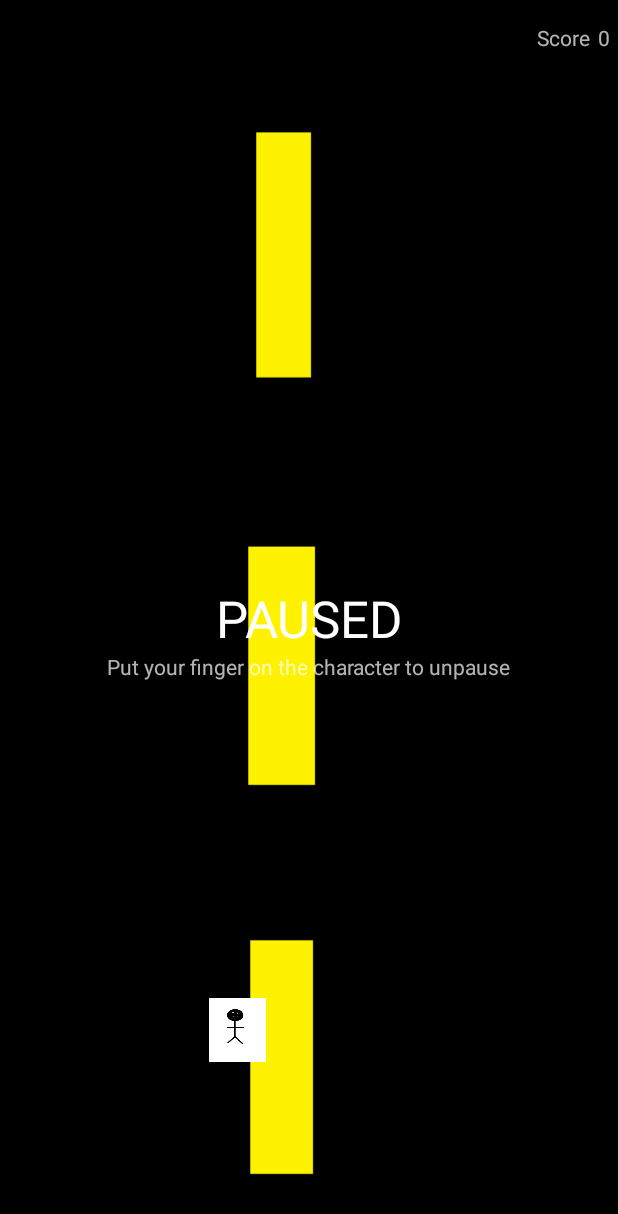
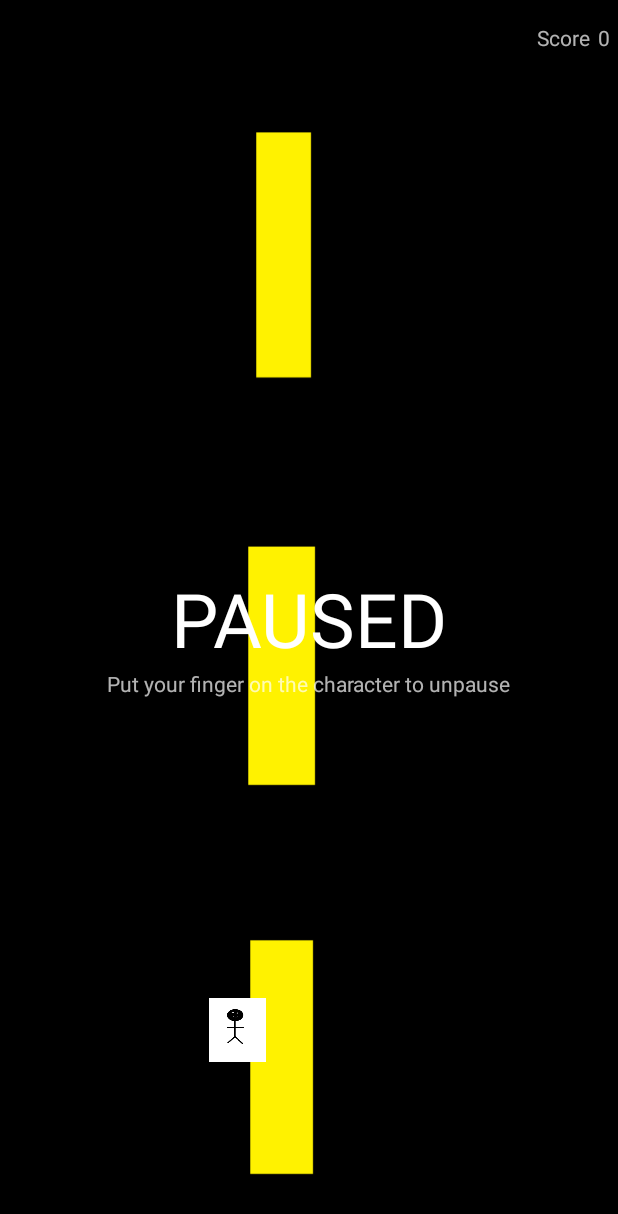
Before and after one commit to JoseMagIII/Sibat, an Android app: the screen it shows after launch (MainActivity), on a phone screen of 412 x 824 dp. Shown: the top 1214 px of the screen. Run offline under Robolectric (Android 15) with nearby library versions, the phone set to English and light mode, and no system bars.

Commit message:
Almost finished

```diff
--- a/app/src/main/java/com/mobdeve/project/sibat/Constants.java
+++ b/app/src/main/java/com/mobdeve/project/sibat/Constants.java
@@ -1,6 +1,7 @@
 package com.mobdeve.project.sibat;
 
 import android.content.SharedPreferences;
+import android.widget.Button;
 import android.widget.TextView;
 
 public class Constants {
@@ -14,5 +15,8 @@ public class Constants {
     public static SharedPreferences SP;
     public static int HIGHSCORE;
     public static TextView HIGHSCORETEXT;
+    public static Button RESTART;
+    public static Button QUIT;
+
 
 }
--- a/app/src/main/java/com/mobdeve/project/sibat/MainActivity.java
+++ b/app/src/main/java/com/mobdeve/project/sibat/MainActivity.java
@@ -6,13 +6,17 @@ import android.content.SharedPreferences;
 import android.os.Bundle;
 import android.preference.PreferenceManager;
 import android.util.DisplayMetrics;
+import android.view.View;
 import android.view.WindowManager;
+import android.widget.Button;
 import android.widget.TextView;
 
 public class MainActivity extends AppCompatActivity {
 
     private SharedPreferences sp;
     private SharedPreferences.Editor spEditor;
+    private Button restartBtn, quitBtn;
+    private GameView gameView;
 
     @Override
     protected void onCreate(Bundle savedInstanceState) {
@@ -39,8 +43,29 @@ public class MainActivity extends AppCompatActivity {
         Constants.SCORETEXT = (TextView) this.findViewById(R.id.score_tv);
         Constants.INSTRUCTIONS = (TextView) this.findViewById(R.id.instructions_tv);
         Constants.HIGHSCORETEXT = (TextView) this.findViewById(R.id.highscoretext_tv);
+        Constants.RESTART = (Button) this.findViewById(R.id.restart_btn);
+        Constants.QUIT = (Button) this.findViewById(R.id.quit_btn);
 
+        restartBtn = this.findViewById(R.id.restart_btn);
+        gameView = this.findViewById(R.id.gameView);
+        quitBtn = this.findViewById(R.id.quit_btn);
+
+        restartBtn.setOnClickListener(new View.OnClickListener() {
+            @Override
+            public void onClick(View v) {
+                gameView.reset();
+            }
+        });
+
+        quitBtn.setOnClickListener(new View.OnClickListener() {
+            @Override
+            public void onClick(View v) {
+                finish();
+                System.exit(0);
+            }
+        });
     }
+
 
     @Override
     protected void onDestroy() {
--- a/app/src/main/res/layout/activity_main.xml
+++ b/app/src/main/res/layout/activity_main.xml
@@ -27,7 +27,7 @@
         android:layout_height="wrap_content"
         android:text="PAUSED"
         android:textColor="#FFFFFF"
-        android:textSize="34sp"
+        android:textSize="50sp"
         app:layout_constraintBottom_toBottomOf="parent"
         app:layout_constraintEnd_toEndOf="parent"
         app:layout_constraintStart_toStartOf="parent"
@@ -83,4 +83,26 @@
         app:layout_constraintStart_toStartOf="parent"
         app:layout_constraintTop_toBottomOf="@+id/instructions_tv" />
 
+    <Button
+        android:id="@+id/restart_btn"
+        android:layout_width="wrap_content"
+        android:layout_height="wrap_content"
+        android:layout_marginStart="85dp"
+        android:layout_marginTop="50dp"
+        android:text="RESTART"
+        android:visibility="gone"
+        app:layout_constraintStart_toStartOf="parent"
+        app:layout_constraintTop_toBottomOf="@+id/instructions_tv" />
+
+    <Button
+        android:id="@+id/quit_btn"
+        android:layout_width="wrap_content"
+        android:layout_height="wrap_content"
+        android:layout_marginTop="50dp"
+        android:layout_marginEnd="85dp"
+        android:text="QUIT"
+        android:visibility="gone"
+        app:layout_constraintEnd_toEndOf="parent"
+        app:layout_constraintTop_toBottomOf="@+id/instructions_tv" />
+
 </androidx.constraintlayout.widget.ConstraintLayout>
```
Also changed, not shown: app/src/main/java/com/mobdeve/project/sibat/GameView.java (+38 -15 lines).
